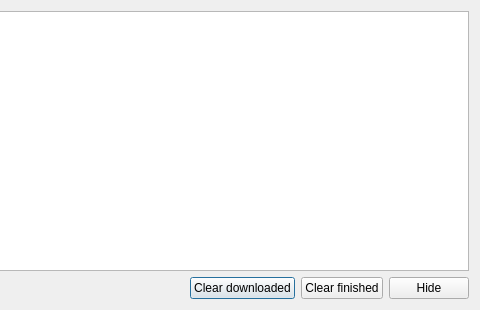
Above: downloadmanager.ui from kernel1024/jpreader before the change; both pictures show x 403 to 883 and y 0 to 310 of the 883 by 310 pixel window. Below: the same form after it.
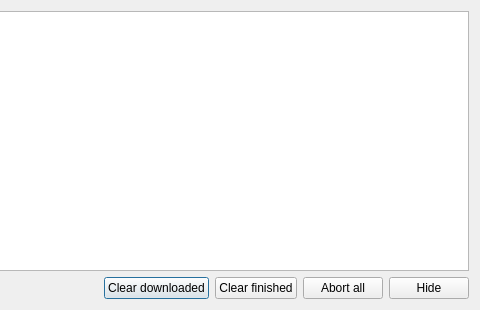
That is the form after the change.

Commit message: Download manager features update: abort all button, disk writer status display.

What changed in the file:
```diff
--- a/downloadmanager.ui
+++ b/downloadmanager.ui
@@ -78,6 +78,13 @@
        </property>
       </widget>
      </item>
+     <item>
+      <widget class="QPushButton" name="buttonAbortAll">
+       <property name="text">
+        <string>Abort all</string>
+       </property>
+      </widget>
+     </item>
      <item>
       <widget class="QPushButton" name="buttonHide">
        <property name="text">
```
Left out of the diff: 4 changed lines with no effect on the pictures. The commit also changes 4 other files.
